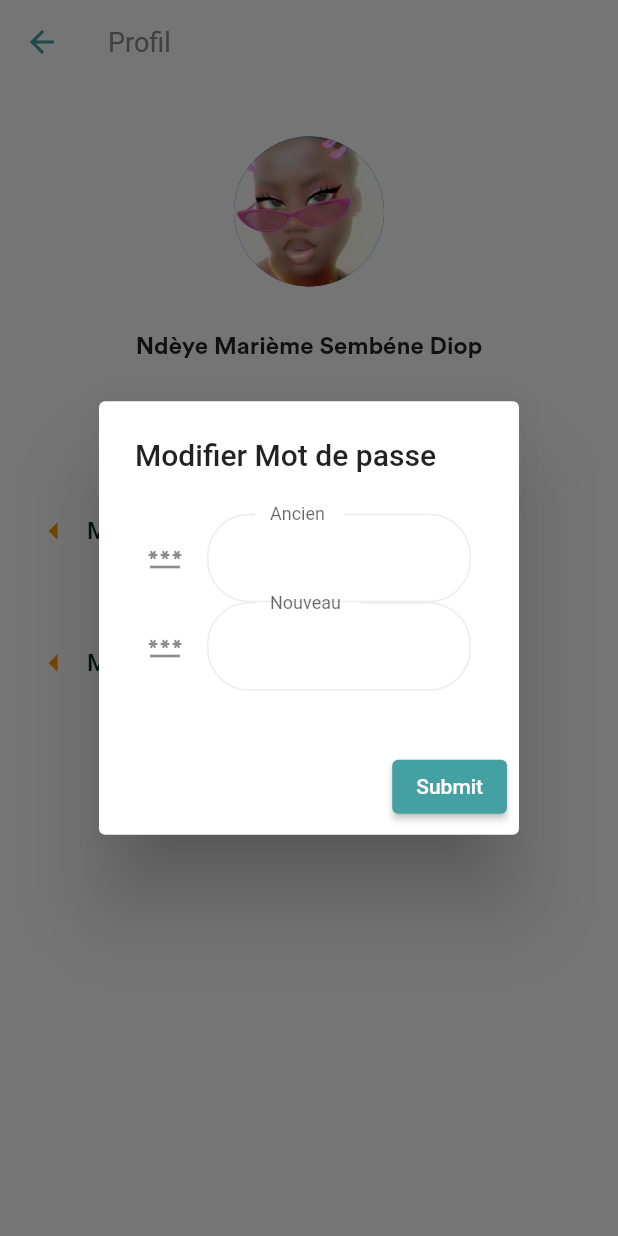
After one commit to mariemesembene/fil_rouge_front, a Flutter app: the profilScreen screen opened by its route, after a tap on "Modifier Mot de passe", on a phone screen of 412 x 824 dp. The commit adds this screen. Run offline on Flutter 3.47's test engine with Material 2 defaults, Android fonts, the phone set to English and light mode, and no system bars; our stand-ins replace country_code_picker, dio, email_validator, flutter_switch, google_maps_flutter, image_picker and 1 more; missing offline and left inert: flutter_polyline_points; Roboto replaces fonts that are missing (Muli).

Commit message:
feat:add:pagesbottombar

```diff
--- a/StudioProjects/Projet-Nopale-Mobile-master/lib/constants/routers/app_router.dart
+++ b/StudioProjects/Projet-Nopale-Mobile-master/lib/constants/routers/app_router.dart
@@ -4,10 +4,12 @@ import 'package:projet_nopale_mobile/presentation/screens/DashboardScreen/dashbo
 import 'package:projet_nopale_mobile/presentation/screens/ForgetPasswordScreen/forget_password_screen.dart';
 import 'package:projet_nopale_mobile/presentation/screens/HelpScreen/help_screen.dart';
 import 'package:projet_nopale_mobile/presentation/screens/HomeScreen/home_screen.dart';
+import 'package:projet_nopale_mobile/presentation/screens/ProfilScreen/components/profil_screen.dart';
 import 'package:projet_nopale_mobile/presentation/screens/SignInScreen/sign_in_screen.dart';
 import 'package:projet_nopale_mobile/presentation/screens/SignUpScreen/sign_up_screen.dart';
 import 'package:projet_nopale_mobile/presentation/screens/SplashScreen/splashscreen.dart';
 import 'package:projet_nopale_mobile/presentation/screens/otp/otp_screen.dart';
+import 'package:projet_nopale_mobile/presentation/screens/settings/settings_screen.dart';
 
 class AppRouter {
   Route? onGenerateRoute(RouteSettings routeSettings) {
@@ -28,7 +30,12 @@ class AppRouter {
         return MaterialPageRoute(builder: (_) => OtpScreen());
         case '/help':
         return MaterialPageRoute(builder: (_) =>  HelpScreen());
+      case '/profil':
+        return MaterialPageRoute(builder: (_) =>  profilScreen());
+      case '/settings':
+        return MaterialPageRoute(builder: (_) =>  settingsScreen());
       default:
+
         return null;
     }
   }
--- a/StudioProjects/Projet-Nopale-Mobile-master/lib/main.dart
+++ b/StudioProjects/Projet-Nopale-Mobile-master/lib/main.dart
@@ -5,6 +5,7 @@ import 'package:projet_nopale_mobile/presentation/Theme/theme.dart';
 import 'package:projet_nopale_mobile/constants/routers/app_router.dart';
 import 'package:flutter_localizations/flutter_localizations.dart';
 import 'package:projet_nopale_mobile/presentation/screens/HelpScreen/help_screen.dart';
+import 'package:projet_nopale_mobile/presentation/screens/ProfilScreen/components/profil_screen.dart';
 import 'package:projet_nopale_mobile/presentation/screens/settings/settings_screen.dart';
 
 void main() {
@@ -26,8 +27,8 @@ class MyApp extends StatelessWidget {
       ],
       theme: theme(),
       debugShowCheckedModeBanner: false,
-      // onGenerateRoute: _appRouter.onGenerateRoute,
-         home:  settingsScreen(),
+       onGenerateRoute: _appRouter.onGenerateRoute,
+
     );
   }
 }
--- a/StudioProjects/Projet-Nopale-Mobile-master/lib/presentation/screens/HelpScreen/components/body.dart
+++ b/StudioProjects/Projet-Nopale-Mobile-master/lib/presentation/screens/HelpScreen/components/body.dart
@@ -27,6 +27,7 @@ class Bodyp extends StatelessWidget {
                   Container(
                     width: 100,
                     height: 75,
+
                     decoration: const BoxDecoration(
                       image: DecorationImage(
                         image: AssetImage('lib/presentation/assets/images/logo/logotel.png'),
--- /dev/null
+++ b/StudioProjects/Projet-Nopale-Mobile-master/lib/presentation/screens/ProfilScreen/components/bodyprofil.dart
@@ -0,0 +1,157 @@
+import 'package:flutter/cupertino.dart';
+import 'package:flutter/material.dart';
+import 'package:projet_nopale_mobile/constants/SizeConfig/size_config.dart';
+import 'package:projet_nopale_mobile/constants/colors/app_colors.dart';
+
+
+class Bodyprofil extends StatelessWidget {
+  @override
+  Widget build(BuildContext context) {
+    return SizedBox(
+      width: double.infinity,
+      child: Padding(
+        padding:
+            EdgeInsets.symmetric(horizontal: getProportionateScreenWidth(20)),
+        child: SingleChildScrollView(
+          child: Column(
+            crossAxisAlignment: CrossAxisAlignment.center,
+            mainAxisAlignment: MainAxisAlignment.center,
+            children: [
+              const SizedBox(
+                height: 35.0,
+              ),
+              const CircleAvatar(
+                radius: 50,
+                // backgroundColor: Colors.amber,
+                child: CircleAvatar(
+                    radius: 500,
+                    // child: Image.asset("assets/images/nophotoMale.png")
+                    backgroundImage:
+                        AssetImage('lib/presentation/assets/images/me.png')),
+              ),
+              const SizedBox(
+                height: 30.0,
+              ),
+              const Text(
+                "Ndèye Marième Sembéne Diop",
+                style: TextStyle( fontWeight: FontWeight.bold, fontFamily: 'Circular Std Bold', fontSize: 16),
+              ),
+              const SizedBox(
+                height: 90.0,
+              ),
+          Row(
+            children: [
+              Icon(Icons.arrow_left    , color: Colors.orange, size: 28.0),
+              TextButton(
+                onPressed: () {
+                  _openPopups(context);
+                },
+                child: const Text('Modifier Mot de passe',style: TextStyle(  fontSize: 16.0,
+                  color: darkGreenColor,),),
+              ),
+
+            ],),
+
+              const SizedBox(
+                height: 40.0,
+              ),
+              Row(
+                children: [
+                  Icon(Icons.arrow_left    , color: Colors.orange, size: 28.0),
+                TextButton(
+                  onPressed: () {
+                    _openPopup(context);
+                  },
+                  child: const Text('Modifier Email',style: TextStyle(  fontSize: 16.0,
+                    color: darkGreenColor,),),
+                ),
+
+                ],
+              )
+            ],
+          ),
+        ),
+      ),
+    );
+  }
+}
+_openPopup(context) { showDialog(
+    context: context,
+    builder: (BuildContext context) {
+      return AlertDialog(
+        scrollable: true,
+        title: Text('Changer Email'),
+        content: Padding(
+          padding: const EdgeInsets.all(8.0),
+          child: Form(
+            child: Column(
+              children: <Widget>[
+                TextFormField(
+                  decoration: const InputDecoration(
+                    labelText: 'Ancien ',
+                    icon: Icon(Icons.email),
+                  ),
+                ),
+                TextFormField(
+                  decoration: const InputDecoration(
+                    labelText: 'Nouveau',
+                    icon: Icon(Icons.email),
+                  ),
+                ),
+
+              ],
+            ),
+          ),
+        ),
+        actions: [
+          ElevatedButton(
+              child: Text("Submit"),
+              onPressed: () {
+                // your code
+              }
+
+              )
+        ],
+      );
+    });
+}
+_openPopups(context) { showDialog(
+    context: context,
+    builder: (BuildContext context) {
+      return AlertDialog(
+        scrollable: true,
+        title: Text('Modifier Mot de passe'),
+        content: Padding(
+          padding: const EdgeInsets.all(8.0),
+          child: Form(
+            child: Column(
+              children: <Widget>[
+                TextFormField(
+                  decoration: const InputDecoration(
+                    labelText: 'Ancien ',
+                    icon: Icon(Icons.password),
+                  ),
+                ),
+                TextFormField(
+                  decoration: const InputDecoration(
+                    labelText: 'Nouveau ',
+                    icon: Icon(Icons.password),
+                  ),
+                ),
+
+              ],
+            ),
+          ),
+        ),
+        actions: [
+          ElevatedButton(
+              child: Text("Submit"),
+              onPressed: () {
+                // your code
+              }
+
+          )
+        ],
+      );
+    });
+}
--- /dev/null
+++ b/StudioProjects/Projet-Nopale-Mobile-master/lib/presentation/screens/ProfilScreen/components/profil_screen.dart
@@ -0,0 +1,19 @@
+
+import 'package:flutter/cupertino.dart';
+import 'package:flutter/material.dart';
+import 'package:projet_nopale_mobile/constants/SizeConfig/size_config.dart';
+import 'package:projet_nopale_mobile/presentation/screens/ProfilScreen/components/bodyprofil.dart';
+
+class profilScreen extends StatelessWidget {
+  static String routeName = "/help";
+  @override
+  Widget build(BuildContext context) {
+    SizeConfig().init(context);
+    return Scaffold(
+      appBar: AppBar(
+        title: const Text("Profil"),
+      ),
+      body: Bodyprofil(),
+    );
+  }
+}
```
Also changed, not shown: StudioProjects/Projet-Nopale-Mobile-master/lib/presentation/screens/settings/components/bodysettings.dart (+40 -3 lines), StudioProjects/Projet-Nopale-Mobile-master/lib/presentation/widgets/BottomBar/custom_bottom_app_bar.dart (+19 -3 lines), StudioProjects/Projet-Nopale-Mobile-master/lib/presentation/assets/images/me.png (added).
